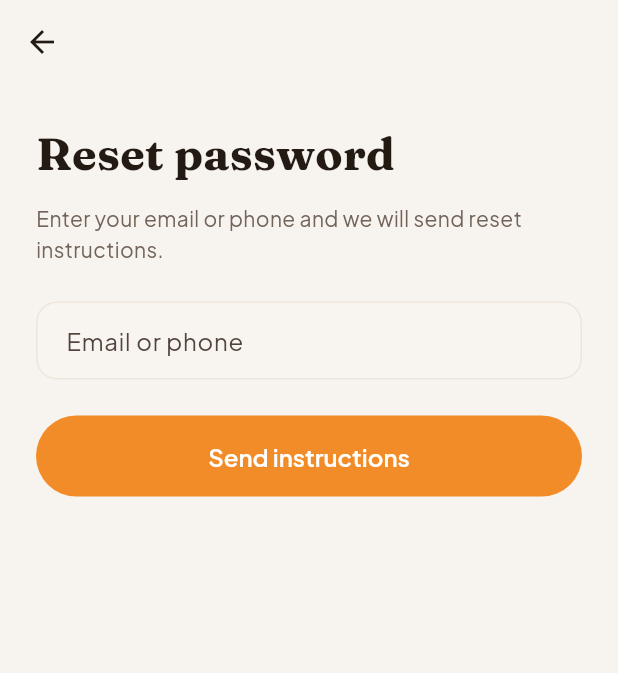
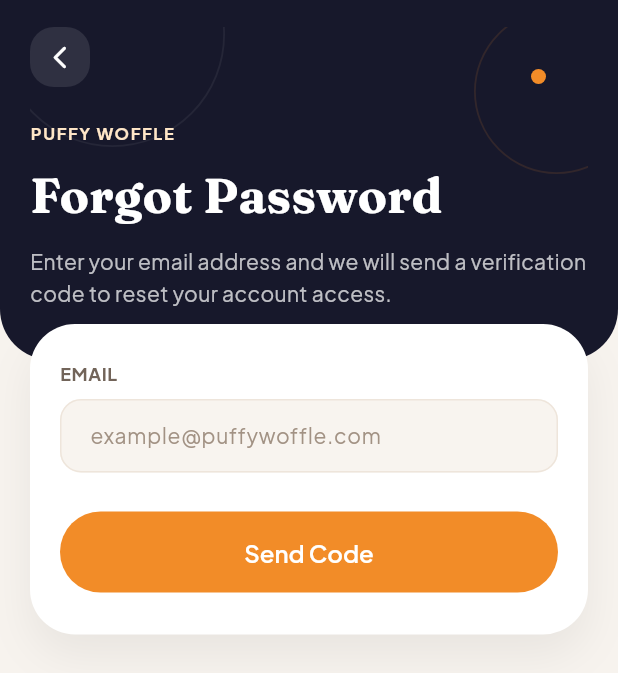
Before and after one commit to sanularajapaksha-prog/waffle_corn_mobile_application, a Flutter app: the ForgotPasswordScreen screen opened by its route, on a phone screen of 412 x 824 dp. Shown: the top 673 px of the screen. Run offline on Flutter 3.47's test engine with Material 3 defaults, Android fonts, the phone set to English and light mode, and no system bars; our stand-ins replace google_fonts.

Commit message:
add reset and verify

```diff
--- a/frontend/lib/screens/forgot_password_screen.dart
+++ b/frontend/lib/screens/forgot_password_screen.dart
@@ -1,40 +1,100 @@
 import 'package:flutter/material.dart';
-import 'package:google_fonts/google_fonts.dart';
+import 'package:flutter/services.dart';
 
-import '../utils/app_colors.dart';
+import '../utils/app_routes.dart';
+import '../widgets/auth/auth_header.dart';
+import '../widgets/common/custom_text_field.dart';
 import '../widgets/custom_button.dart';
 
-class ForgotPasswordScreen extends StatelessWidget {
+class ForgotPasswordScreen extends StatefulWidget {
   const ForgotPasswordScreen({super.key});
 
   @override
+  State<ForgotPasswordScreen> createState() => _ForgotPasswordScreenState();
+}
+
+class _ForgotPasswordScreenState extends State<ForgotPasswordScreen> {
+  final _emailController = TextEditingController();
+
+  @override
+  void dispose() {
+    _emailController.dispose();
+    super.dispose();
+  }
+
+  void _sendCode() {
+    Navigator.pushNamed(
+      context,
+      AppRoutes.verification,
+      arguments: {
+        'email': _emailController.text.trim(),
+        'returnToHome': false,
+      },
+    );
+  }
+
+  @override
   Widget build(BuildContext context) {
-    return Scaffold(
-      backgroundColor: AppColors.background,
-      appBar: AppBar(),
-      body: Padding(
-        padding: const EdgeInsets.all(24),
-        child: Column(
-          crossAxisAlignment: CrossAxisAlignment.start,
-          children: [
-            Text('Reset password', style: GoogleFonts.fraunces(fontSize: 30, fontWeight: FontWeight.w700, color: AppColors.textPrimary)),
-            const SizedBox(height: 10),
-            Text('Enter your email or phone and we will send reset instructions.', style: GoogleFonts.plusJakartaSans(color: AppColors.textSecondary)),
-            const SizedBox(height: 24),
-            const TextField(decoration: InputDecoration(labelText: 'Email or phone')),
-            const SizedBox(height: 24),
-            PrimaryButton(
-              label: 'Send instructions',
-              onPressed: () {
-                ScaffoldMessenger.of(context).showSnackBar(
-                  const SnackBar(content: Text('Reset instructions sent.')),
-                );
-                Navigator.pop(context);
-              },
+    return AnnotatedRegion<SystemUiOverlayStyle>(
+      value: SystemUiOverlayStyle.light.copyWith(
+        statusBarColor: Colors.transparent,
+      ),
+      child: Scaffold(
+        body: SafeArea(
+          child: SingleChildScrollView(
+            child: Column(
+              children: [
+                const AuthHeader(
+                  title: 'Forgot Password',
+                  subtitle:
+                      'Enter your email address and we will send a verification code to reset your account access.',
+                ),
+                Transform.translate(
+                  offset: const Offset(0, -24),
+                  child: Padding(
+                    padding: const EdgeInsets.symmetric(horizontal: 20),
+                    child: Container(
+                      padding: const EdgeInsets.fromLTRB(20, 24, 20, 28),
+                      decoration: _forgotPasswordCardDecoration(),
+                      child: Column(
+                        crossAxisAlignment: CrossAxisAlignment.start,
+                        children: [
+                        CustomTextField(
+                          label: 'EMAIL',
+                          hintText: 'example@puffywoffle.com',
+                          controller: _emailController,
+                          keyboardType: TextInputType.emailAddress,
+                          textInputAction: TextInputAction.done,
+                        ),
+                        const SizedBox(height: 26),
+                        PrimaryButton(
+                          label: 'Send Code',
+                          onPressed: _sendCode,
+                        ),
+                        ],
+                      ),
+                    ),
+                  ),
+                ),
+              ],
             ),
-          ],
+          ),
         ),
       ),
     );
   }
 }
+
+BoxDecoration _forgotPasswordCardDecoration() {
+  return BoxDecoration(
+    color: Colors.white,
+    borderRadius: BorderRadius.circular(30),
+    boxShadow: [
+      BoxShadow(
+        color: Colors.black.withOpacity(0.06),
+        blurRadius: 24,
+        offset: const Offset(0, 14),
+      ),
+    ],
+  );
+}
--- a/frontend/lib/utils/app_routes.dart
+++ b/frontend/lib/utils/app_routes.dart
@@ -20,6 +20,7 @@ import '../screens/rules_screen.dart';
 import '../screens/sign_in_screen.dart';
 import '../screens/sign_up_screen.dart';
 import '../screens/splash_screen.dart';
+import '../screens/verification_screen.dart';
 
 class AppRoutes {
   AppRoutes._();
@@ -29,6 +30,7 @@ class AppRoutes {
   static const signIn = '/sign-in';
   static const signUp = '/sign-up';
   static const forgotPassword = '/forgot-password';
+  static const verification = '/verification';
   static const home = '/home';
   static const productDetail = '/product-detail';
   static const productListing = '/product-listing';
@@ -66,6 +68,15 @@ class AppRoutes {
       case productDetail:
         return _fadeRoute(
           ProductDetailScreen(cone: settings.arguments as WaffleCone),
+          settings,
+        );
+      case verification:
+        final args = settings.arguments as Map<String, dynamic>?;
+        return _fadeRoute(
+          VerificationScreen(
+            email: args?['email'] as String? ?? '',
+            returnToHome: args?['returnToHome'] as bool? ?? false,
+          ),
           settings,
         );
       case productListing:
```
Also changed, not shown: frontend/lib/screens/verification_screen.dart (added, +175 -0 lines).
